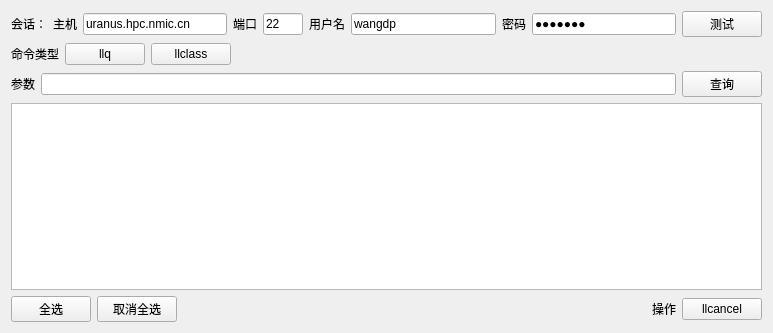
The window that src/plugins/loadleveler_monitor/loadleveler_monitor_widget.ui (cemc-oper/nwpc-monitor-app) describes before a commit, drawn with Qt 5.
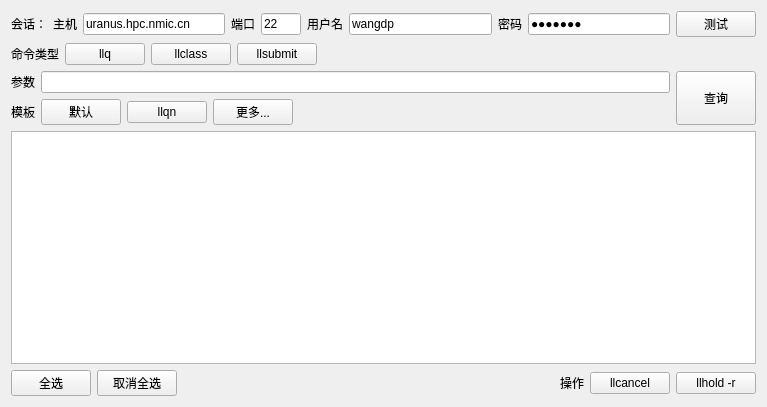
The same window after the commit.

Commit message:
Change LoadLevelerMonitorWidget's ui.
添加对多种视图的支持，修改llq查询界面。

```diff
--- a/src/plugins/loadleveler_monitor/loadleveler_monitor_widget.ui
+++ b/src/plugins/loadleveler_monitor/loadleveler_monitor_widget.ui
@@ -6,14 +6,14 @@
    <rect>
     <x>0</x>
     <y>0</y>
-    <width>773</width>
-    <height>333</height>
+    <width>767</width>
+    <height>407</height>
    </rect>
   </property>
   <property name="windowTitle">
    <string>Form</string>
   </property>
-  <layout class="QGridLayout" name="gridLayout">
+  <layout class="QGridLayout" name="gridLayout_3">
    <item row="0" column="0">
     <layout class="QHBoxLayout" name="session_layout">
      <item>
@@ -126,6 +126,13 @@
        </property>
       </widget>
      </item>
+     <item>
+      <widget class="QPushButton" name="llsubmit_panel_button">
+       <property name="text">
+        <string>llsubmit</string>
+       </property>
+      </widget>
+     </item>
      <item>
       <spacer name="horizontalSpacer">
        <property name="orientation">
@@ -142,6 +149,24 @@
     </layout>
    </item>
    <item row="2" column="0">
+    <widget class="QStackedWidget" name="stackedWidget">
+     <widget class="QWidget" name="llq_panel">
+      <layout class="QGridLayout" name="gridLayout_2">
+       <property name="leftMargin">
+        <number>0</number>
+       </property>
+       <property name="topMargin">
+        <number>0</number>
+       </property>
+       <property name="rightMargin">
+        <number>0</number>
+       </property>
+       <property name="bottomMargin">
+        <number>0</number>
+       </property>
+       <item row="0" column="0">
+        <layout class="QGridLayout" name="gridLayout">
+         <item row="0" column="0">
     <layout class="QHBoxLayout" name="horizontalLayout">
      <item>
       <widget class="QLabel" name="label_6">
@@ -151,18 +176,80 @@
       </widget>
      </item>
      <item>
-      <widget class="QLineEdit" name="argument_edit"/>
-     </item>
-     <item>
-      <widget class="QPushButton" name="query_button">
+            <widget class="QLineEdit" name="llq_argument_edit"/>
+           </item>
+          </layout>
+         </item>
+         <item row="0" column="1" rowspan="2">
+          <widget class="QPushButton" name="llq_query_button">
+           <property name="sizePolicy">
+            <sizepolicy hsizetype="Minimum" vsizetype="Expanding">
+             <horstretch>0</horstretch>
+             <verstretch>0</verstretch>
+            </sizepolicy>
+           </property>
        <property name="text">
         <string>查询</string>
        </property>
       </widget>
      </item>
-    </layout>
-   </item>
-   <item row="3" column="0">
+         <item row="1" column="0">
+          <layout class="QHBoxLayout" name="horizontalLayout_2">
+           <item>
+            <widget class="QLabel" name="label_9">
+             <property name="text">
+              <string>模板</string>
+             </property>
+            </widget>
+           </item>
+           <item>
+            <widget class="QPushButton" name="llq_default_template_button">
+             <property name="text">
+              <string>默认</string>
+             </property>
+             <property name="checkable">
+              <bool>true</bool>
+             </property>
+            </widget>
+           </item>
+           <item>
+            <widget class="QPushButton" name="llq_llqn_template_button">
+             <property name="text">
+              <string>llqn</string>
+             </property>
+             <property name="checkable">
+              <bool>true</bool>
+             </property>
+            </widget>
+           </item>
+           <item>
+            <widget class="QPushButton" name="llq_more_template_button">
+             <property name="text">
+              <string>更多...</string>
+             </property>
+             <property name="checkable">
+              <bool>true</bool>
+             </property>
+            </widget>
+           </item>
+           <item>
+            <spacer name="horizontalSpacer_2">
+             <property name="orientation">
+              <enum>Qt::Horizontal</enum>
+             </property>
+             <property name="sizeHint" stdset="0">
+              <size>
+               <width>40</width>
+               <height>20</height>
+              </size>
+             </property>
+            </spacer>
+           </item>
+          </layout>
+         </item>
+        </layout>
+       </item>
+       <item row="1" column="0">
     <widget class="QTableView" name="llq_table_view">
      <property name="sizeAdjustPolicy">
       <enum>QAbstractScrollArea::AdjustToContents</enum>
@@ -181,7 +268,7 @@
      </attribute>
     </widget>
    </item>
-   <item row="4" column="0">
+       <item row="2" column="0">
     <layout class="QHBoxLayout" name="horizontalLayout_4">
      <item>
       <widget class="QPushButton" name="check_all_button">
@@ -224,7 +311,20 @@
        </property>
       </widget>
      </item>
-    </layout>
+         <item>
+          <widget class="QPushButton" name="llhold_r_command_button">
+           <property name="text">
+            <string>llhold -r</string>
+           </property>
+          </widget>
+         </item>
+        </layout>
+       </item>
+      </layout>
+     </widget>
+     <widget class="QWidget" name="llclass_panel"/>
+     <widget class="QWidget" name="llsubmit_panel"/>
+    </widget>
    </item>
   </layout>
  </widget>
```
Lines whose indentation alone changed are shown as unchanged. The commit also changes 1 other file.
